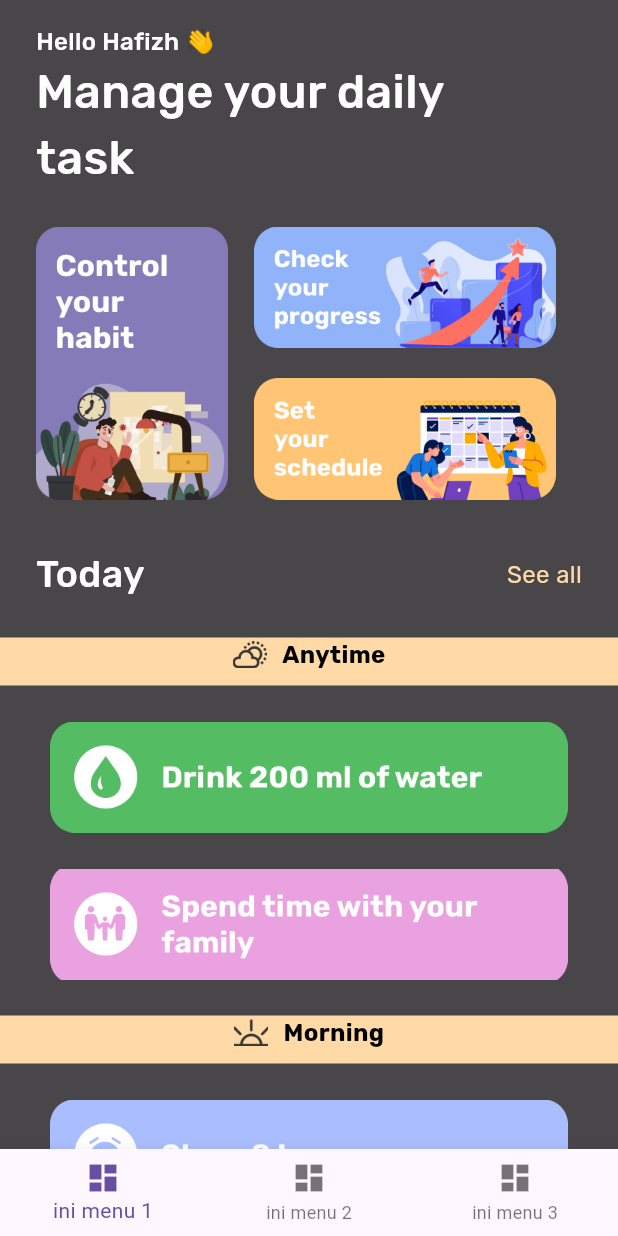
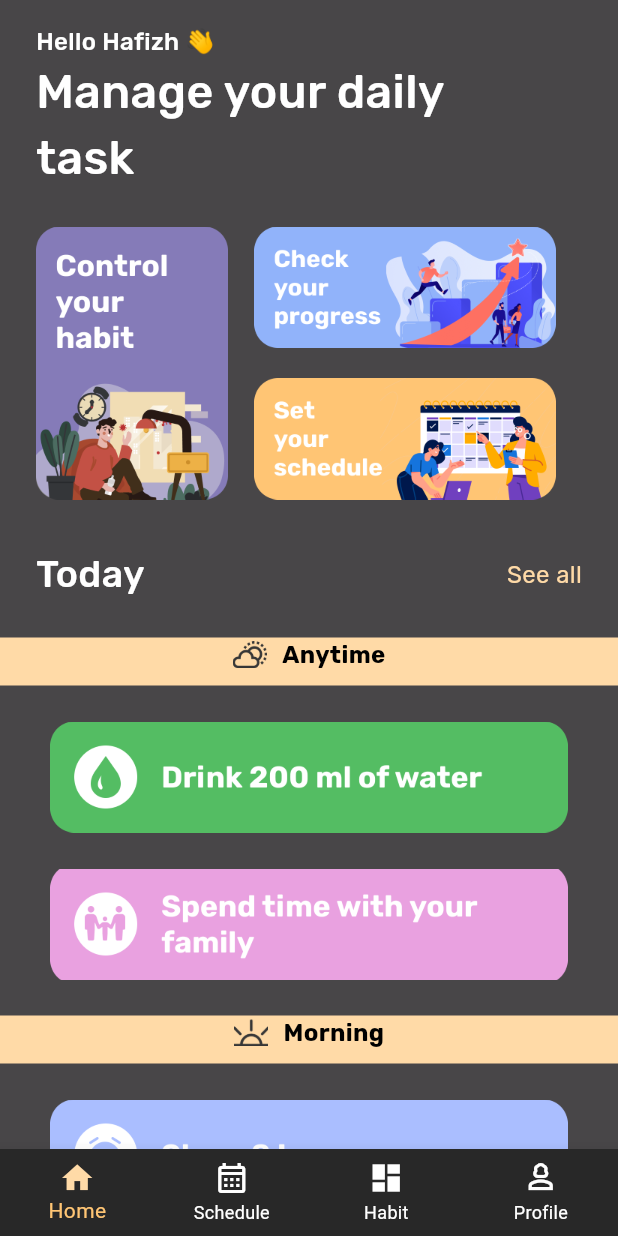
Before and after one commit to magerngoding/flutter-mind-self-app, a Flutter app: the screen it shows after launch, on a phone screen of 412 x 824 dp. Run offline on Flutter 3.47's test engine with Material 3 defaults, Android fonts, the phone set to English and light mode, and no system bars; our stand-ins replace google_fonts.

Commit message:
Habits page

```diff
--- a/lib/main.dart
+++ b/lib/main.dart
@@ -1,5 +1,7 @@
 import 'package:flutter/material.dart';
+
 import 'package:mind_self_app/presentation/home/pages/splash_page.dart';
+
 import 'package:mind_self_app/shared/theme.dart';
 
 void main() {
@@ -12,6 +14,7 @@ class MyApp extends StatelessWidget {
   @override
   Widget build(BuildContext context) {
     return MaterialApp(
+      debugShowCheckedModeBanner: false,
       theme: ThemeData(
         scaffoldBackgroundColor: backgroundColor,
       ),
--- /dev/null
+++ b/lib/presentation/home/pages/dashboard_page.dart
@@ -0,0 +1,61 @@
+// ignore_for_file: prefer_const_constructors, prefer_const_literals_to_create_immutables
+
+import 'package:flutter/material.dart';
+import 'package:mind_self_app/presentation/home/pages/habit_page.dart';
+import 'package:mind_self_app/presentation/home/pages/home_page.dart';
+import 'package:mind_self_app/presentation/home/pages/profile.dart';
+import 'package:mind_self_app/presentation/home/pages/schedule_page.dart';
+
+import '../../../shared/theme.dart';
+
+class DashboardPage extends StatefulWidget {
+  @override
+  _DashboardPageState createState() => _DashboardPageState();
+}
+
+class _DashboardPageState extends State<DashboardPage> {
+  int _currentIndex = 0;
+  final List<Widget> _childern = [
+    HomePage(),
+    SchedulePage(),
+    HabitPage(),
+    ProfilePage(),
+  ];
+
+  Widget build(BuildContext context) {
+    return Scaffold(
+      body: _childern[_currentIndex],
+      bottomNavigationBar: BottomNavigationBar(
+        type: BottomNavigationBarType.fixed,
+        currentIndex: _currentIndex,
+        fixedColor: primaryColor,
+        backgroundColor: Color(0xff282828),
+        unselectedIconTheme: IconThemeData(color: whiteColor),
+        selectedIconTheme: IconThemeData(color: secondaryColor),
+        unselectedItemColor: Colors.white,
+        onTap: (value) {
+          // Respond to item press.
+          setState(() => _currentIndex = value);
+        },
+        items: [
+          BottomNavigationBarItem(
+            icon: Icon(Icons.home),
+            label: 'Home',
+          ),
+          BottomNavigationBarItem(
+            icon: Icon(Icons.calendar_month_outlined),
+            label: 'Schedule',
+          ),
+          BottomNavigationBarItem(
+            icon: Icon(Icons.dashboard),
+            label: 'Habit',
+          ),
+          BottomNavigationBarItem(
+            icon: Icon(Icons.person_3_outlined),
+            label: 'Profile',
+          ),
+        ],
+      ),
+    );
+  }
+}
--- a/lib/presentation/home/pages/home_page.dart
+++ b/lib/presentation/home/pages/home_page.dart
@@ -1,4 +1,4 @@
-// ignore_for_file: public_member_api_docs, sort_constructors_first
+// ignore_for_file: public_member_api_docs, sort_constructors_first, unused_field
 // ignore_for_file: camel_case_types, prefer_typing_uninitialized_variables, prefer_const_constructors
 
 import 'package:flutter/material.dart';
@@ -7,9 +7,14 @@ import 'package:mind_self_app/shared/theme.dart';
 
 import '../widgets/container_line.dart';
 
-class HomePage extends StatelessWidget {
+class HomePage extends StatefulWidget {
   const HomePage({Key? key}) : super(key: key);
 
+  @override
+  State<HomePage> createState() => _HomePageState();
+}
+
+class _HomePageState extends State<HomePage> {
   @override
   Widget build(BuildContext context) {
     return Scaffold(
@@ -167,17 +172,7 @@ class HomePage extends StatelessWidget {
           ],
         ),
       ),
-      bottomNavigationBar: BottomNavigationBar(
-        currentIndex: 0,
-        items: [
-          BottomNavigationBarItem(
-              icon: new Icon(Icons.dashboard), label: 'ini menu 1'),
-          BottomNavigationBarItem(
-              icon: new Icon(Icons.dashboard), label: 'ini menu 2'),
-          BottomNavigationBarItem(
-              icon: new Icon(Icons.dashboard), label: 'ini menu 3'),
-        ],
-      ),
+      //  bottomNavigationBar: LayoutNavbar(),
     );
   }
 }
--- a/lib/presentation/home/pages/splash_page.dart
+++ b/lib/presentation/home/pages/splash_page.dart
@@ -1,7 +1,7 @@
 import 'dart:async';
 
 import 'package:flutter/material.dart';
-import 'package:mind_self_app/presentation/home/pages/home_page.dart';
+import 'package:mind_self_app/presentation/home/pages/dashboard_page.dart';
 
 class SplashPage extends StatefulWidget {
   const SplashPage({super.key});
@@ -19,7 +19,7 @@ class _SplashPageState extends State<SplashPage> {
         Navigator.push(
           context,
           MaterialPageRoute(
-            builder: (context) => HomePage(),
+            builder: (context) => DashboardPage(),
           ),
         );
       },
--- a/pubspec.yaml
+++ b/pubspec.yaml
@@ -32,6 +32,7 @@ dependencies:
   flutter:
     sdk: flutter
   google_fonts: ^6.2.1
+  table_calendar: ^3.1.1
 
 dev_dependencies:
   flutter_lints: ^3.0.0
```
Also changed, not shown: lib/presentation/home/pages/habit_page.dart (added, +115 -0 lines), lib/presentation/home/pages/profile.dart (added, +32 -0 lines), lib/presentation/home/pages/schedule_page.dart (added, +199 -0 lines), lib/presentation/home/widgets/date_widget.dart (added, +57 -0 lines), lib/presentation/home/widgets/habits_widget.dart (added, +41 -0 lines), lib/shared/theme.dart (+8 -0 lines), assets/drink_big.png (added), assets/icon_arrow_down.png (added), assets/spend_big.png (added), pubspec.lock.
